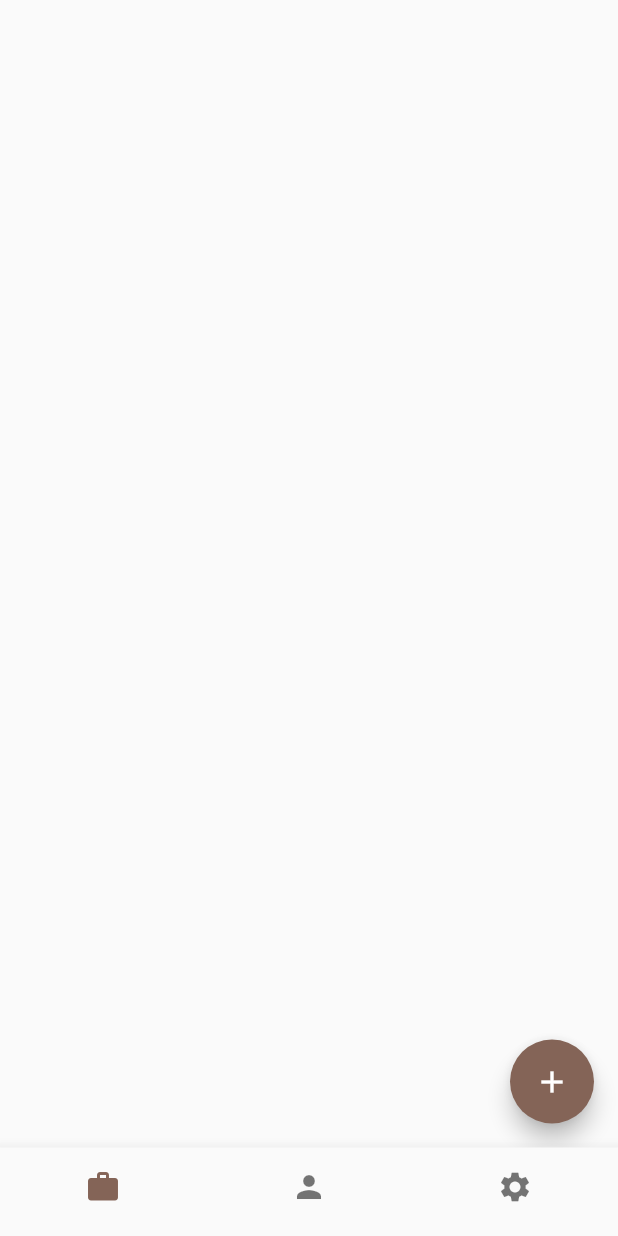
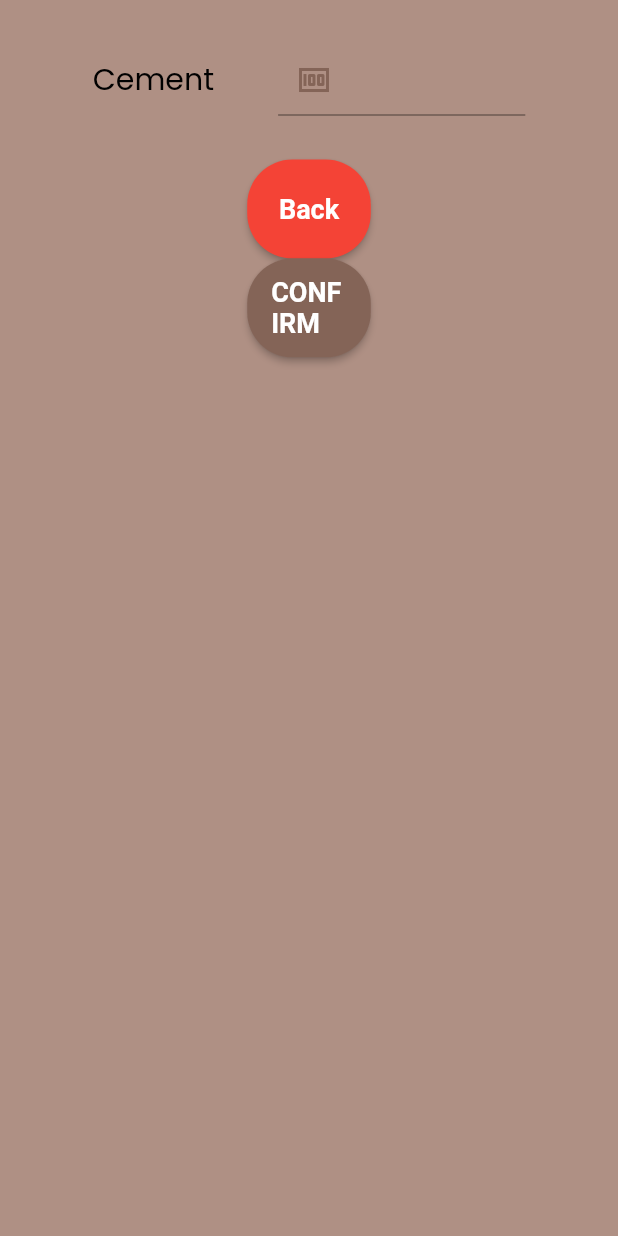
Before and after one commit to WahajJaved20/Thekedaar-app, a Flutter app: the NewProject screen opened directly, after a tap on "NEXT", on a phone screen of 412 x 824 dp. Run offline on Flutter 3.47's test engine with Material 2 defaults, Android fonts, the phone set to English and light mode, and no system bars; our stand-ins replace cloud_firestore, firebase_auth, firebase_core, google_fonts; missing offline and left inert: mongo_dart; accounts and stored records are empty.

Commit message:
dynamic form created

```diff
--- a/lib/models/EntityModel.dart
+++ b/lib/models/EntityModel.dart
@@ -3,8 +3,7 @@ class Entity {
   String name;
   int amount;
   Entity({this.id, this.name, this.amount});
-  static Entity fromJson(Map<String, dynamic> json) => Entity(
-        id: json['id'],
-        name: json['name'] ?? '',
-      );
+  static Entity fromJson(Map<String, dynamic> json) =>
+      Entity(id: json['id'], name: json['name'] ?? '', amount: json['amount']);
+  Map<String, dynamic> toJson() => {'id': id, 'name': name, 'amount': amount};
 }
--- a/lib/models/projectmodel.dart
+++ b/lib/models/projectmodel.dart
@@ -18,7 +18,8 @@ class ProjectModel {
   String dateStart = ""; // date on which it was opened
   String dateEnd = ""; // date on which it was closed
   bool status = true; // project status 0-closed 1-open
-  List<Entity> entityList = []; // a list of entities currently interacting
+  List<Map<String, dynamic>>
+      entityList; // a list of entities currently interacting
   Map<String, dynamic> toJson() => {
         'id': id,
         'name': name,
--- /dev/null
+++ b/lib/screens/home/Project/addProject/add_entitiy_info.dart
@@ -0,0 +1,174 @@
+// ignore_for_file: unnecessary_new, prefer_const_constructors, prefer_const_constructors_in_immutables
+
+import 'package:construction_app/firebasehelper/databaseHelper/projectsHelper.dart';
+import 'package:construction_app/models/projectmodel.dart';
+import 'package:flutter/material.dart';
+import 'package:google_fonts/google_fonts.dart';
+import 'package:provider/provider.dart';
+
+import '../../../../models/EntityModel.dart';
+import '../../../../models/user.dart';
+
+class NewProjectScreen2 extends StatefulWidget {
+  final name, startDate, endDate;
+  final List<String> entities;
+  NewProjectScreen2({this.entities, this.name, this.startDate, this.endDate});
+
+  @override
+  State<NewProjectScreen2> createState() => _NewProjectScreen2State();
+}
+
+class _NewProjectScreen2State extends State<NewProjectScreen2> {
+  List<TextEditingController> controller = [
+    new TextEditingController(),
+  ];
+
+  @override
+  Widget build(BuildContext context) {
+    final user = Provider.of<Users>(context);
+    return Scaffold(
+      body: Container(
+        color: Theme.of(context).backgroundColor,
+        child: Column(
+          children: [
+            ListView.builder(
+              shrinkWrap: true,
+              itemBuilder: (context, index) {
+                TextEditingController _control = addController();
+
+                return Padding(
+                  padding: const EdgeInsets.all(12.0),
+                  child: Container(
+                    height: MediaQuery.of(context).size.height * 0.1,
+                    child: Row(
+                      mainAxisAlignment: MainAxisAlignment.center,
+                      children: [
+                        Container(
+                          width: MediaQuery.of(context).size.width * 0.3,
+                          child: Text(
+                            widget.entities[index],
+                            style: TextStyle(color: Colors.black, fontSize: 20),
+                          ),
+                        ),
+                        Container(
+                          width: MediaQuery.of(context).size.width * 0.4,
+                          child: new TextFormField(
+                            controller: _control,
+                            style: GoogleFonts.varelaRound(
+                              textStyle: TextStyle(fontSize: 20),
+                            ),
+                            decoration: InputDecoration(
+                              prefixIcon: Icon(
+                                Icons.money,
+                                color: Theme.of(context).primaryColor,
+                              ),
+                              hintText: "Amount",
+                              hintStyle: GoogleFonts.varelaRound(
+                                textStyle: TextStyle(
+                                    fontSize: 20,
+                                    color: Theme.of(context).backgroundColor),
+                              ),
+                              focusedBorder: UnderlineInputBorder(
+                                borderSide: BorderSide(
+                                  color: Theme.of(context).primaryColor,
+                                  width: 4,
+                                ),
+                              ),
+                            ),
+                            keyboardType: TextInputType.number,
+                          ),
+                        ),
+                      ],
+                    ),
+                  ),
+                );
+              },
+              itemCount: widget.entities.length,
+            ),
+            Container(
+              height: MediaQuery.of(context).size.height * 0.08,
+              width: MediaQuery.of(context).size.width * 0.3,
+              padding: EdgeInsets.symmetric(
+                  horizontal: MediaQuery.of(context).size.width * 0.05),
+              child: ElevatedButton(
+                onPressed: () async {
+                  Navigator.pop(context);
+                },
+                style: ButtonStyle(
+                  backgroundColor: MaterialStateProperty.all(Colors.red),
+                  shape: MaterialStateProperty.all<RoundedRectangleBorder>(
+                    RoundedRectangleBorder(
+                      borderRadius: BorderRadius.circular(30),
+                    ),
+                  ),
+                ),
+                child: Text(
+                  "Back",
+                  style: GoogleFonts.varelaRound(
+                    fontSize: 18,
+                    fontWeight: FontWeight.bold,
+                  ),
+                ),
+              ),
+            ),
+            Container(
+              height: MediaQuery.of(context).size.height * 0.08,
+              width: MediaQuery.of(context).size.width * 0.3,
+              padding: EdgeInsets.symmetric(
+                  horizontal: MediaQuery.of(context).size.width * 0.05),
+              child: ElevatedButton(
+                onPressed: () {
+                  List<Entity> en = [];
+                  for (int i = 0; i < widget.entities.length; i++) {
+                    en.add(Entity(
+                        id: (i + 1).toString(),
+                        amount: int.parse(controller[i + 1].text.isEmpty
+                            ? 0
+                            : controller[i + 1].text),
+                        name: widget.entities[i]));
+                  }
+                  List<Map<String, dynamic>> e = [];
+                  en.forEach((element) => e.add(element.toJson()));
+
+                  ProjectDatabaseService(uid: user.uid).createProject(
+                    ProjectModel(
+                        name: widget.name,
+                        dateStart: widget.startDate,
+                        dateEnd: widget.endDate.isEmpty ? ' ' : widget.endDate,
+                        isHistory: false,
+                        status: widget.endDate.isEmpty ? true : false,
+                        entityList: e),
+                  );
+                  setState(() {});
+                  Navigator.of(context).popUntil((route) => route.isFirst);
+                },
+                style: ButtonStyle(
+                  backgroundColor:
+                      MaterialStateProperty.all(Theme.of(context).primaryColor),
+                  shape: MaterialStateProperty.all<RoundedRectangleBorder>(
+                    RoundedRectangleBorder(
+                      borderRadius: BorderRadius.circular(30),
+                    ),
+                  ),
+                ),
+                child: Text(
+                  "CONFIRM",
+                  style: GoogleFonts.varelaRound(
+                    fontSize: 18,
+                    fontWeight: FontWeight.bold,
+                  ),
+                ),
+              ),
+            ),
+          ],
+        ),
+      ),
+    );
+  }
+
+  TextEditingController addController() {
+    TextEditingController _control = new TextEditingController();
+    controller.add(_control);
+    return _control;
+  }
+}
--- a/lib/screens/home/Project/addProject/newproject.dart
+++ b/lib/screens/home/Project/addProject/newproject.dart
@@ -1,5 +1,6 @@
 // ignore_for_file: prefer_const_constructors, use_key_in_widget_constructors, must_be_immutable
 
+import 'package:construction_app/screens/home/Project/addProject/add_entitiy_info.dart';
 import 'package:flutter/material.dart';
 import 'package:google_fonts/google_fonts.dart';
 import 'package:provider/provider.dart';
@@ -19,7 +20,7 @@ class _NewProjectState extends State<NewProject> {
   final TextEditingController _nameController = TextEditingController();
   final TextEditingController _startDateController = TextEditingController();
   final TextEditingController _endDateController = TextEditingController();
-  List<String> selectedEntities = [];
+  List<String> selectedEntities = ['Cement'];
   @override
   Widget build(BuildContext context) {
     return Scaffold(
@@ -195,7 +196,17 @@ class _NewProjectState extends State<NewProject> {
                             child: ElevatedButton(
                               onPressed: () {
                                 // create one
-                                Navigator.pop(context);
+                                Navigator.push(
+                                  context,
+                                  MaterialPageRoute(
+                                      builder: (context) => NewProjectScreen2(
+                                            entities: selectedEntities,
+                                            name: _nameController.text,
+                                            startDate:
+                                                _startDateController.text,
+                                            endDate: _endDateController.text,
+                                          )),
+                                );
                               },
                               style: ButtonStyle(
                                 backgroundColor: MaterialStateProperty.all(
```
